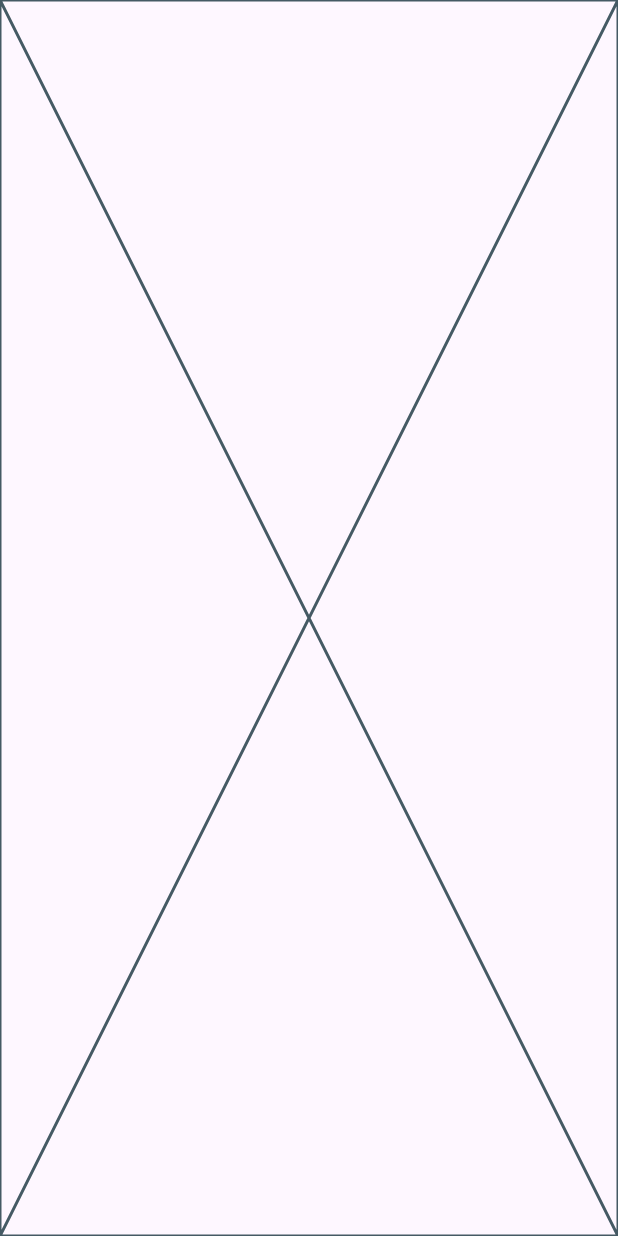
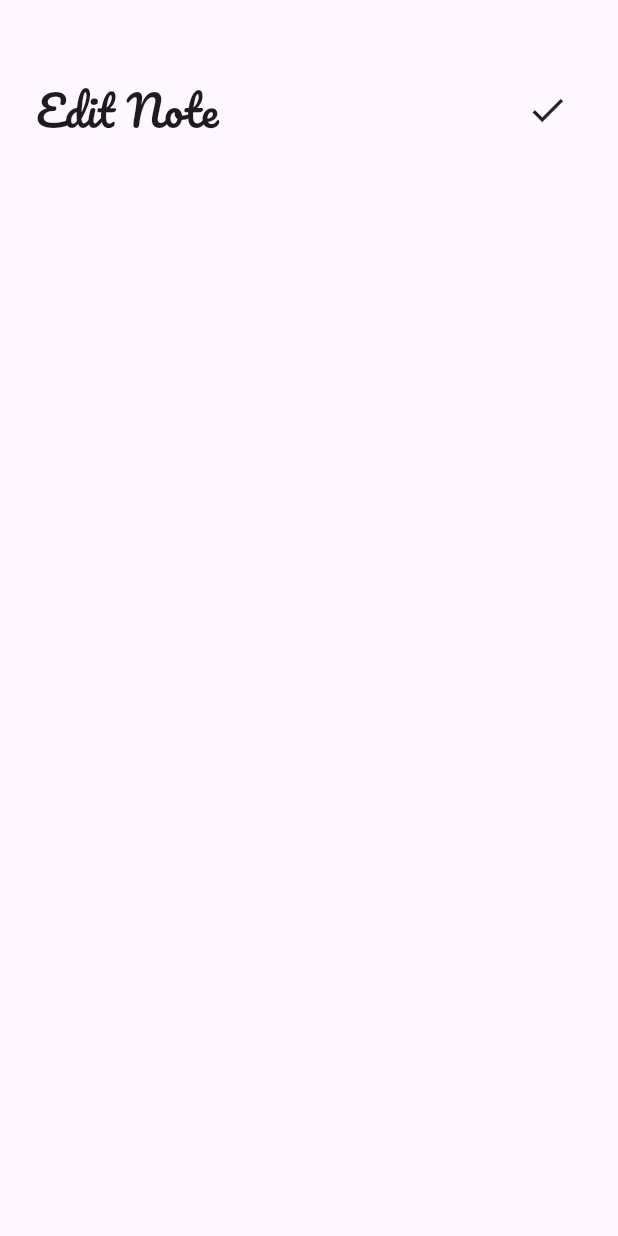
Before and after one commit to Alaa-Al-Googa/note-app-flutter, a Flutter app: the screen it shows after launch, after a tap on "Flutter Tips", on a phone screen of 412 x 824 dp. Run offline on Flutter 3.47's test engine with Material 3 defaults, Android fonts, the phone set to English and light mode, and no system bars; our stand-ins replace font_awesome_flutter.

Commit message:
add to custom appbar to varibal

```diff
--- a/lib/views/widgets/custom_app_bar.dart
+++ b/lib/views/widgets/custom_app_bar.dart
@@ -2,20 +2,23 @@ import 'package:flutter/material.dart';
 import 'package:note/views/widgets/custom_search_icon.dart';
 
 class CustomAppBar extends StatelessWidget {
-  const CustomAppBar({super.key});
+  const CustomAppBar({super.key, required this.title, required this.icon});
+
+  final String title;
+  final IconData icon;
 
   @override
   Widget build(BuildContext context) {
-    return const Row(
+    return  Row(
       children: [
         Text(
-          'Notes',
+          title,
           style: TextStyle(
             fontSize: 28,
           ),
         ),
         Spacer(),
-        CustomSearchIcon(),
+        CustomSearchIcon(icon: icon),
       ],
     );
   }
--- a/lib/views/widgets/custom_search_icon.dart
+++ b/lib/views/widgets/custom_search_icon.dart
@@ -1,7 +1,9 @@
 import 'package:flutter/material.dart';
 
 class CustomSearchIcon extends StatelessWidget {
-  const CustomSearchIcon({super.key});
+  const CustomSearchIcon({super.key, required this.icon});
+
+  final IconData icon;
 
   @override
   Widget build(BuildContext context) {
@@ -14,7 +16,7 @@ class CustomSearchIcon extends StatelessWidget {
       ),
       child: Center(
         child: Icon(
-          Icons.search,
+          icon,
           size: 28,
         ),
       ),
--- a/lib/views/widgets/edit_note_view_body.dart
+++ b/lib/views/widgets/edit_note_view_body.dart
@@ -1,10 +1,21 @@
 import 'package:flutter/material.dart';
+import 'package:note/views/widgets/custom_app_bar.dart';
 
 class EditNoteViewBody extends StatelessWidget {
   const EditNoteViewBody({super.key});
 
   @override
   Widget build(BuildContext context) {
-    return const Placeholder();
+    return Padding(
+        padding: EdgeInsets.symmetric(horizontal: 24),
+      child: Column(
+        children: [
+          SizedBox(
+            height: 50,
+          ),
+          CustomAppBar(title: 'Edit Note', icon: Icons.check),
+        ],
+      ),
+    );
   }
 }
--- a/lib/views/widgets/note_view_body.dart
+++ b/lib/views/widgets/note_view_body.dart
@@ -15,7 +15,7 @@ class NoteViewBody extends StatelessWidget {
           SizedBox(
             height: 50,
           ),
-          CustomAppBar(),
+          CustomAppBar(title: 'Notes', icon: Icons.search),
           Expanded(child: NotesListView()),
         ],
       ),
```
